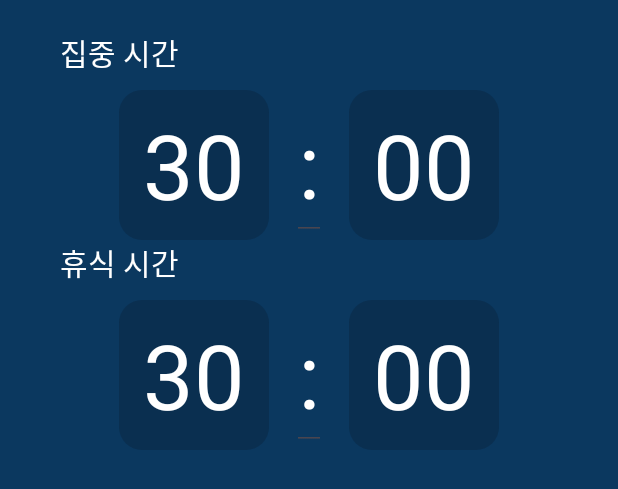
After one commit to SeungHyeon-Hong/TimeToFocus_Pomodoro, an Android app: the layout layout_timepicker_dialog.xml on its own in the app's theme, with its tools: preview values and no code run, on a phone screen of 412 x 824 dp. The commit adds this screen. Shown: the top 489 px of the screen. Run offline under Robolectric (Android 15) with nearby library versions, the phone set to English and light mode, and no system bars.

Commit message:
feat: 타임피커 다이알로그 커스텀 xml작업(#34)
타임피커 집중시간 및 휴식시간 설정 영역 모양 및 색깔 추가,
타임피커 커스텀 xml 구현

```diff
--- /dev/null
+++ b/app/src/main/res/drawable/time_picker_dialog_text_area.xml
@@ -0,0 +1,9 @@
+<?xml version="1.0" encoding="utf-8"?>
+<shape xmlns:android="http://schemas.android.com/apk/res/android"
+    android:shape="rectangle">
+
+    <solid android:color="@color/time_picker_dialog_area"/>
+    <corners
+        android:radius="15dp"/>
+
+</shape>
--- /dev/null
+++ b/app/src/main/res/layout/layout_timepicker_dialog.xml
@@ -0,0 +1,112 @@
+<?xml version="1.0" encoding="utf-8"?>
+<LinearLayout xmlns:android="http://schemas.android.com/apk/res/android"
+    android:layout_width="match_parent"
+    android:layout_height="wrap_content"
+    android:orientation="vertical">
+
+    <TextView
+        android:layout_width="wrap_content"
+        android:layout_height="wrap_content"
+        android:layout_marginLeft="40dp"
+        android:layout_marginTop="20dp"
+        android:text="집중 시간"
+        android:textColor="@color/white"
+        android:textSize="20dp" />
+
+    <LinearLayout
+        android:id="@+id/set_focus_time_layout"
+        android:layout_width="match_parent"
+        android:layout_height="wrap_content"
+        android:layout_marginTop="10dp"
+        android:gravity="center"
+        android:orientation="horizontal">
+
+        <EditText
+            android:id="@+id/set_focus_min"
+            android:layout_width="100dp"
+            android:layout_height="100dp"
+            android:background="@drawable/time_picker_dialog_text_area"
+            android:gravity="center"
+            android:inputType="datetime"
+            android:maxLength="2"
+            android:text="30"
+            android:textColor="@color/white"
+            android:textSize="60dp" />
+
+        <EditText
+            android:layout_width="wrap_content"
+            android:layout_height="100dp"
+            android:layout_marginLeft="15dp"
+            android:layout_marginRight="15dp"
+            android:gravity="center"
+            android:text=":"
+            android:textColor="@color/white"
+            android:textSize="60dp" />
+
+        <EditText
+            android:id="@+id/set_focus_sec"
+            android:layout_width="100dp"
+            android:layout_height="100dp"
+            android:background="@drawable/time_picker_dialog_text_area"
+            android:gravity="center"
+            android:inputType="number"
+            android:maxLength="2"
+            android:text="00"
+            android:textColor="@color/white"
+            android:textSize="60dp" />
+
+    </LinearLayout>
+
+    <TextView
+        android:layout_width="wrap_content"
+        android:layout_height="wrap_content"
+        android:layout_marginLeft="40dp"
+        android:text="휴식 시간"
+        android:textColor="@color/white"
+        android:textSize="20dp" />
+
+    <LinearLayout
+        android:id="@+id/set_refresh_time_layout"
+        android:layout_width="match_parent"
+        android:layout_height="wrap_content"
+        android:layout_marginTop="10dp"
+        android:gravity="center"
+        android:orientation="horizontal">
+
+        <EditText
+            android:id="@+id/set_refresh_min"
+            android:layout_width="100dp"
+            android:layout_height="100dp"
+            android:background="@drawable/time_picker_dialog_text_area"
+            android:gravity="center"
+            android:inputType="number"
+            android:maxLength="2"
+            android:text="30"
+            android:textColor="@color/white"
+            android:textSize="60dp" />
+
+        <EditText
+            android:layout_width="wrap_content"
+            android:layout_height="100dp"
+            android:layout_marginLeft="15dp"
+            android:layout_marginRight="15dp"
+            android:gravity="center"
+            android:text=":"
+            android:textColor="@color/white"
+            android:textSize="60dp" />
+
+        <EditText
+            android:id="@+id/set_refresh_sec"
+            android:layout_width="100dp"
+            android:layout_height="100dp"
+            android:background="@drawable/time_picker_dialog_text_area"
+            android:gravity="center"
+            android:inputType="number"
+            android:maxLength="2"
+            android:text="00"
+            android:textColor="@color/white"
+            android:textSize="60dp" />
+
+    </LinearLayout>
+
+</LinearLayout>
--- a/app/src/main/res/values/colors.xml
+++ b/app/src/main/res/values/colors.xml
@@ -10,6 +10,7 @@
     <color name="blueberry_blue">#3373B0</color>
     <color name="blueberry_deep">#0B385F</color>
     <color name="blueberry_darken">#1C2127</color>
+    <color name="time_picker_dialog_area">#0A2F50</color>
     <!--alert colors-->
     <color name="raspberry_baby">#F5A8B7</color>
     <color name="raspberry_deep">#F53B5E</color>
```
